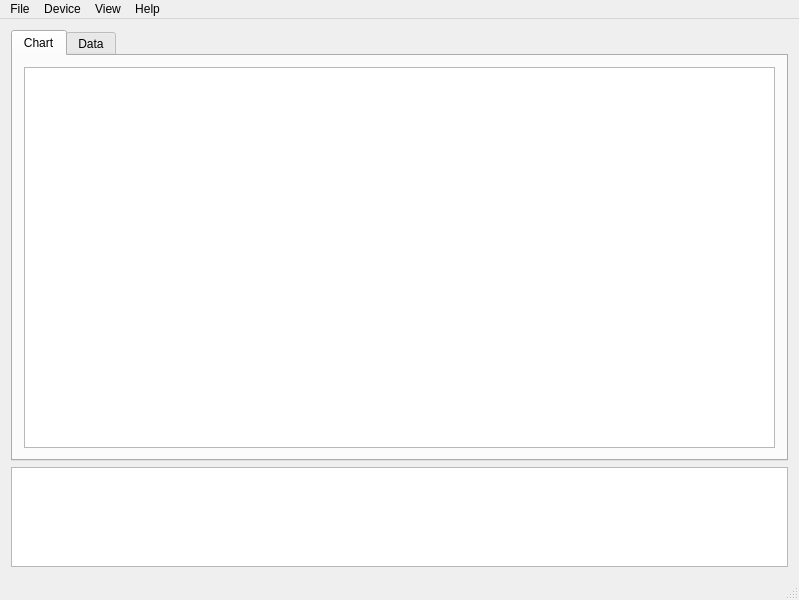
This is src/mainwindow.ui in MusicPsychologyToolbox/mpt-chart as Qt 5 draws it before an edit. The edited form follows.
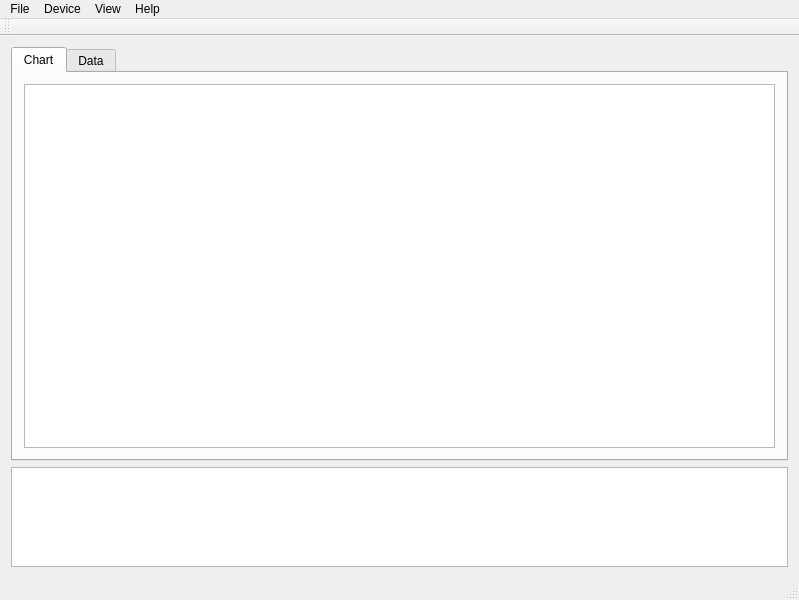
This is the edited form. Icons and pictures are not drawn. Custom widgets are drawn as their Qt base class.

Patch:
```diff
--- a/src/mainwindow.ui
+++ b/src/mainwindow.ui
@@ -113,6 +113,17 @@
    <addaction name="helpMenu"/>
   </widget>
   <widget class="QStatusBar" name="statusBar"/>
+  <widget class="QToolBar" name="toolBar">
+   <property name="windowTitle">
+    <string>toolBar</string>
+   </property>
+   <attribute name="toolBarArea">
+    <enum>TopToolBarArea</enum>
+   </attribute>
+   <attribute name="toolBarBreak">
+    <bool>false</bool>
+   </attribute>
+  </widget>
   <action name="actionQuit">
    <property name="text">
     <string>Quit</string>
```
